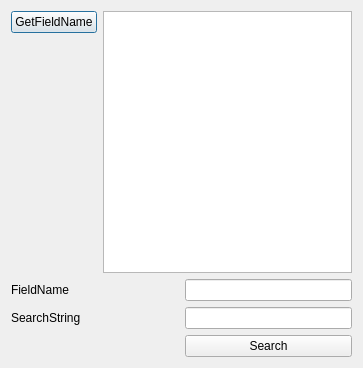
The window that getdatafrommysqldialog.ui (MKhaha/spreadsheet) describes before a commit, drawn with Qt 5.
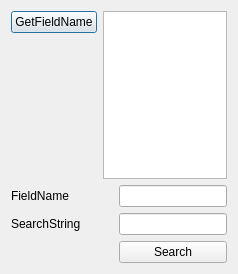
The same window after the commit.

Diff of the .ui file:
```diff
--- a/getdatafrommysqldialog.ui
+++ b/getdatafrommysqldialog.ui
@@ -6,8 +6,8 @@
    <rect>
     <x>0</x>
     <y>0</y>
-    <width>363</width>
-    <height>368</height>
+    <width>238</width>
+    <height>274</height>
    </rect>
   </property>
   <property name="windowTitle">
```
